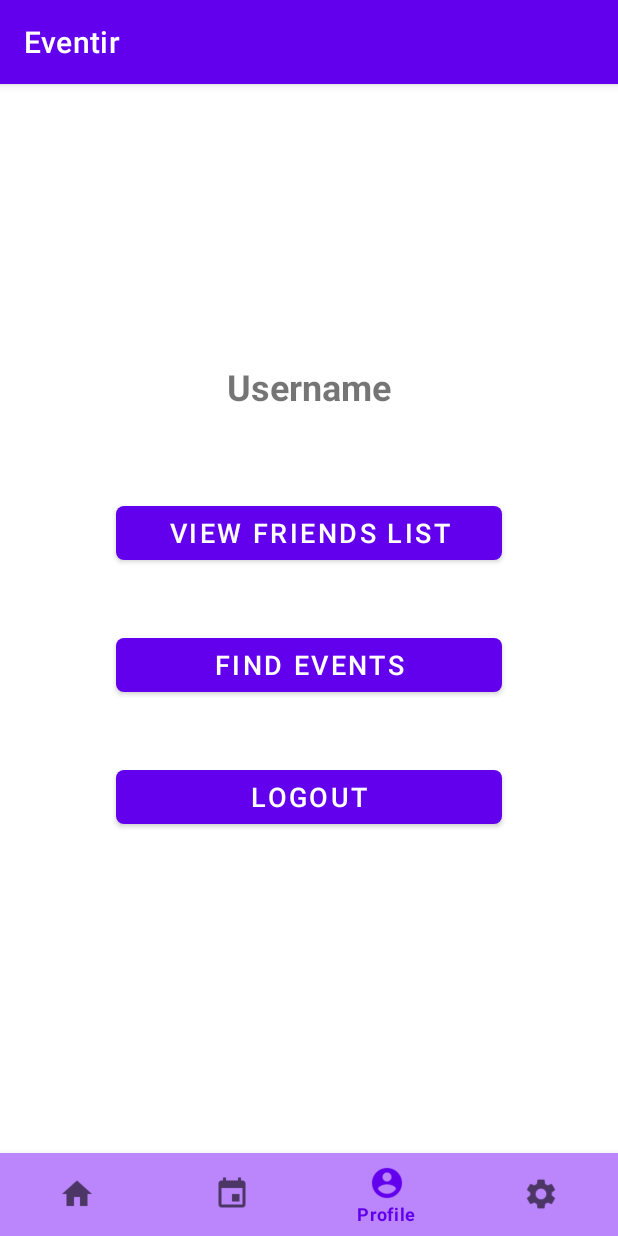
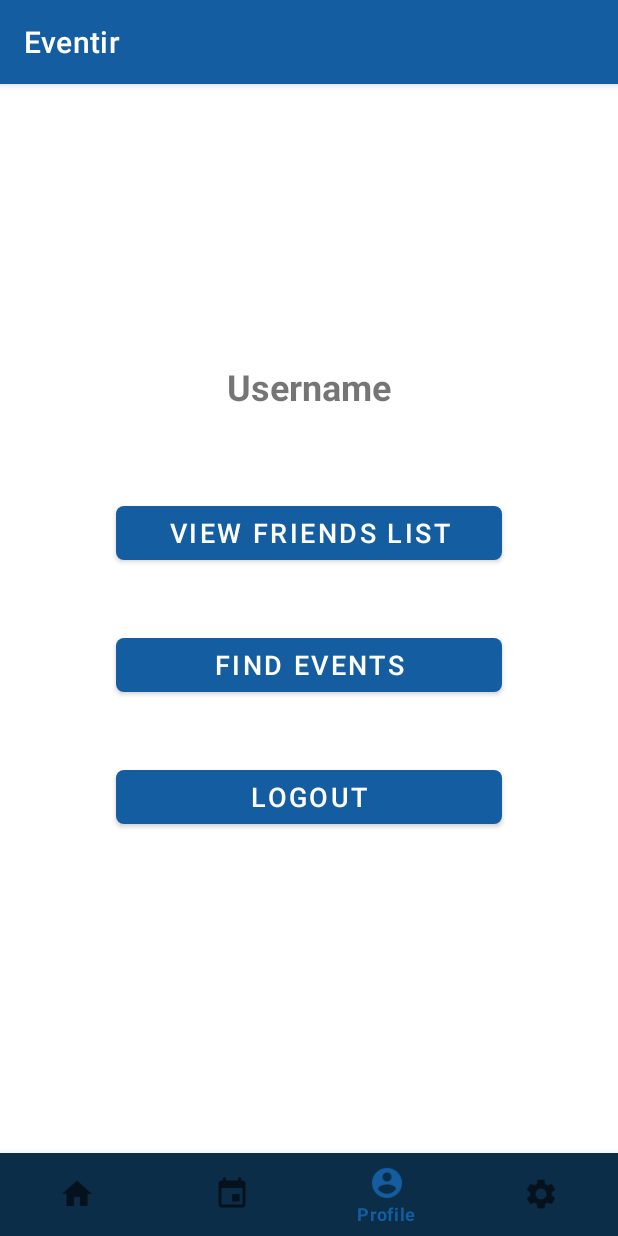
Before and after one commit to AppleVersusOrange/EventPlanner, an Android app: the MainActivity screen opened directly, with no data from a screen before it, item 3 of the bottom bar chosen, on a phone screen of 412 x 824 dp. Run offline under Robolectric (Android 15) with nearby library versions, the phone set to English and light mode, and no system bars; libraries missing offline, so code that uses them is left out: com.codepath.asynchttpclient, com.parse, jp.wasabeef.glide, org.parceler; pictures from the network do not load; 6 statements that could not run were skipped.

Commit message:
added in color values and text dimensions.

```diff
--- a/app/src/main/res/layout/activity_main.xml
+++ b/app/src/main/res/layout/activity_main.xml
@@ -21,7 +21,7 @@
         android:layout_width="match_parent"
         android:layout_height="55dp"
         android:layout_alignParentBottom="true"
-        android:background="@color/purple_200"
+        android:background="@color/navBar"
         app:menu="@menu/menu_bottom_navigation" />
 
 </RelativeLayout>
--- a/app/src/main/res/values-night/themes.xml
+++ b/app/src/main/res/values-night/themes.xml
@@ -2,7 +2,7 @@
     <!-- Base application theme. -->
     <style name="Theme.Eventir" parent="Theme.MaterialComponents.DayNight.DarkActionBar">
         <!-- Primary brand color. -->
-        <item name="colorPrimary">@color/purple_200</item>
+        <item name="colorPrimary">@color/button1</item>
         <item name="colorPrimaryVariant">@color/purple_700</item>
         <item name="colorOnPrimary">@color/black</item>
         <!-- Secondary brand color. -->
--- a/app/src/main/res/values/colors.xml
+++ b/app/src/main/res/values/colors.xml
@@ -7,4 +7,11 @@
     <color name="teal_700">#FF018786</color>
     <color name="black">#FF000000</color>
     <color name="white">#FFFFFFFF</color>
+    <color name="backgroundPrimary">#071330</color>
+    <color name="backgroundSecondary">#0C4160</color>
+    <color name="textPrimary">#738FA7</color>
+    <color name="textSecondary">#C3CEDA</color>
+    <color name="button1">#145DA0</color>
+    <color name="button2">#09A9C8</color>
+    <color name="navBar">#0C2D48</color>
 </resources>
--- a/app/src/main/res/values/dimens.xml
+++ b/app/src/main/res/values/dimens.xml
@@ -2,4 +2,6 @@
     <!-- Default screen margins, per the Android Design guidelines. -->
     <dimen name="activity_horizontal_margin">16dp</dimen>
     <dimen name="activity_vertical_margin">16dp</dimen>
+    <dimen name="title_font">20sp</dimen>
+    <dimen name="text_font">16sp</dimen>
 </resources>
--- a/app/src/main/res/values/themes.xml
+++ b/app/src/main/res/values/themes.xml
@@ -2,7 +2,7 @@
     <!-- Base application theme. -->
     <style name="Theme.Eventir" parent="Theme.MaterialComponents.DayNight.DarkActionBar">
         <!-- Primary brand color. -->
-        <item name="colorPrimary">@color/purple_500</item>
+        <item name="colorPrimary">@color/button1</item>
         <item name="colorPrimaryVariant">@color/purple_700</item>
         <item name="colorOnPrimary">@color/white</item>
         <!-- Secondary brand color. -->
```
